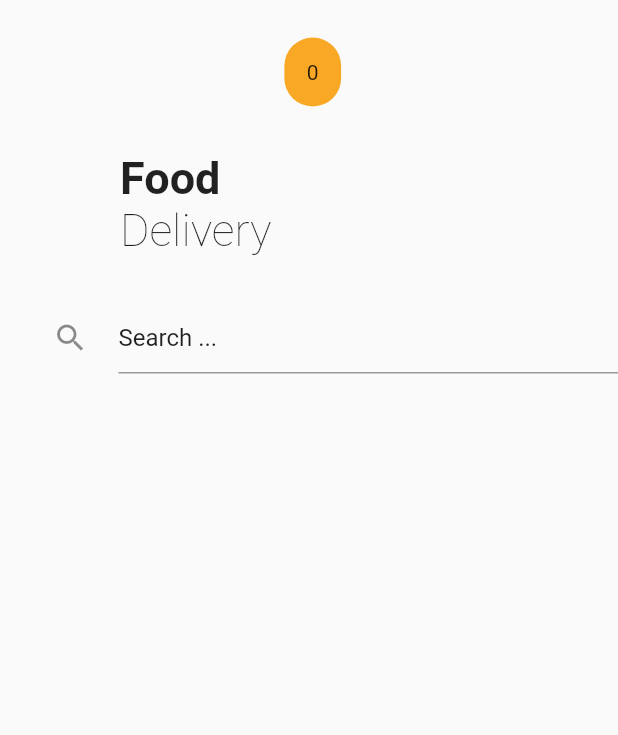
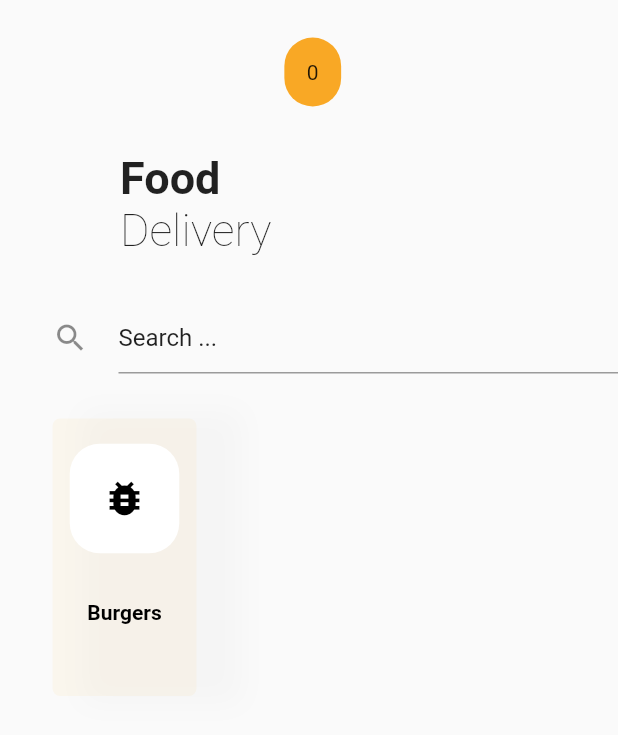
Before and after one commit to rahulkhatri19/YummyMeals, a Flutter app: the screen it shows after launch, on a phone screen of 412 x 824 dp. Shown: the top 735 px of the screen. Run offline on Flutter 3.47's test engine with Material 2 defaults, Android fonts, the phone set to English and light mode, and no system bars; our stand-ins replace rxdart; missing offline and left inert: bloc_pattern.

Commit message:
category and category List Item UI added

```diff
--- a/lib/main.dart
+++ b/lib/main.dart
@@ -45,10 +45,27 @@ class FirstHalf extends StatelessWidget {
         SizedBox(height:30),
         searchBar(),
         SizedBox(height:30),
+        categories(),
         ]
       ),
     );
   }
+}
+
+Widget categories(){
+  return Container(height: 185,
+  child: ListView(
+    scrollDirection: Axis.horizontal,
+    children:<Widget>[
+      CategoryListItem(
+        categoryIcon: Icons.bug_report,
+        categoryName: "Burgers",
+        availability: 12,
+        selected: true
+      )
+    ]
+  ),
+  );
 }
 
 Widget searchBar(){
@@ -102,3 +119,71 @@ class CustomAppBar extends StatelessWidget {
     );
   }
 }
+
+class CategoryListItem extends StatelessWidget {
+
+final IconData categoryIcon;
+final String categoryName;
+final int availability;
+final bool selected;
+
+CategoryListItem(
+  {
+    @required this.categoryIcon,
+    @required this.categoryName,
+    @required this.availability,
+    @required this.selected
+  }
+);
+
+  @override
+  Widget build(BuildContext context) {
+    return Container(
+      margin: EdgeInsets.only(right:20),
+      padding: EdgeInsets.fromLTRB(10, 10, 10, 20),
+      decoration: BoxDecoration(borderRadius:BorderRadius.circular(5),
+      color: selected ? Color(0xffeb324): Colors.white,
+      border: Border.all(
+        color: selected ? Colors.transparent: Colors.grey[200],
+        width: 1.5
+      ),
+      boxShadow: [
+        BoxShadow(
+          color: Colors.grey[100],
+          blurRadius: 15,
+          offset: Offset(25,0),
+          spreadRadius: 5
+        )
+      ]
+      ),
+      child: Column(
+        mainAxisAlignment: MainAxisAlignment.spaceAround,
+        children: <Widget>[
+          Container(
+            padding: EdgeInsets.all(20),
+            decoration: BoxDecoration(
+              color: Colors.white,
+              borderRadius: BorderRadius.circular(20),
+              border: Border.all(
+                color: selected ? Colors.transparent : Colors.grey,
+                width: 1.5
+              )
+            ),
+            child: Icon(categoryIcon, color: Colors.black,
+            size: 30,
+            ),
+            ),
+            SizedBox(height:10),
+            Text(
+              categoryName,
+              style: TextStyle(color: Colors.black,
+              fontWeight: FontWeight.w700),
+            ),
+            Container(
+              margin: EdgeInsets.fromLTRB(0, 0, 0, 10),
+            )
+        ],
+      ),
+    );
+  }
+}
```
